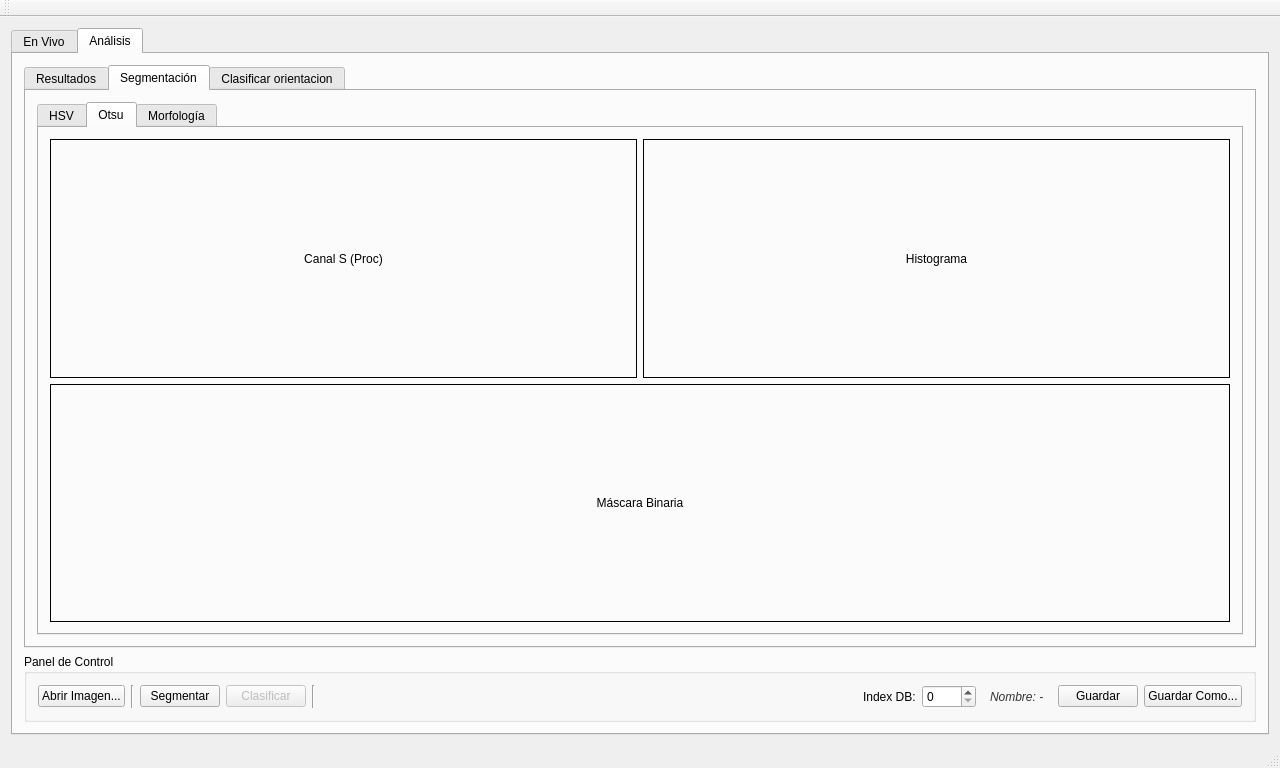
First picture: the form in ProyectoPSM/ProyectoPSM/ProyectoPSM.ui, repository jlacostaarpide/Proyecto_Vision_Artificial, before the edit.
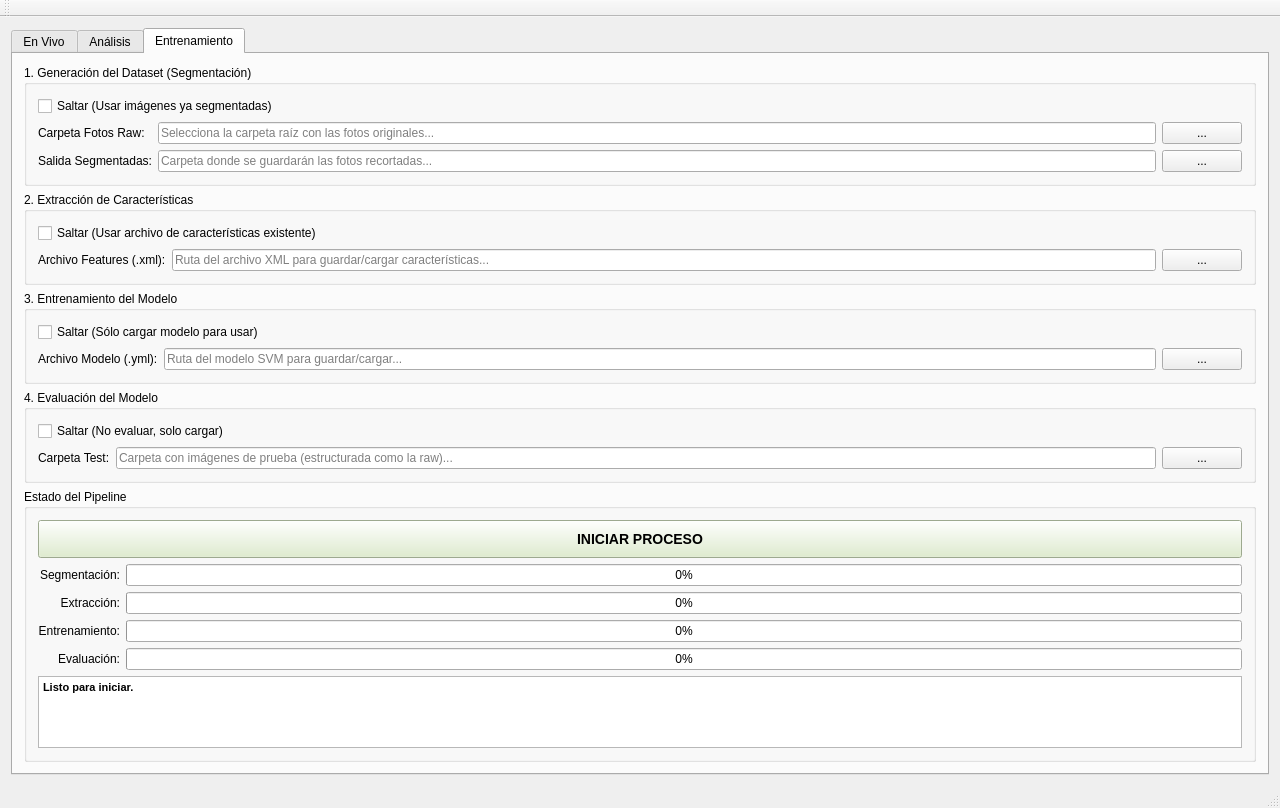
Second picture: the form after the edit.

Commit message: Nueva interfaz para entrenamiento (solo UI)

```diff
--- a/ProyectoPSM/ProyectoPSM/ProyectoPSM.ui
+++ b/ProyectoPSM/ProyectoPSM/ProyectoPSM.ui
@@ -18,7 +18,7 @@
     <item>
      <widget class="QTabWidget" name="tabWidget">
       <property name="currentIndex">
-       <number>1</number>
+       <number>2</number>
       </property>
       <widget class="QWidget" name="tabLive">
        <attribute name="title">
@@ -820,6 +820,290 @@
         </item>
        </layout>
       </widget>
+      <widget class="QWidget" name="tabTraining">
+       <attribute name="title">
+        <string>Entrenamiento</string>
+       </attribute>
+       <layout class="QVBoxLayout" name="verticalLayout_Training">
+        <item>
+         <widget class="QGroupBox" name="groupTrainSeg">
+          <property name="title">
+           <string>1. Generación del Dataset (Segmentación)</string>
+          </property>
+          <layout class="QGridLayout" name="gridTrainSeg">
+           <item row="0" column="0" colspan="3">
+            <widget class="QCheckBox" name="chkSkipSeg">
+             <property name="text">
+              <string>Saltar (Usar imágenes ya segmentadas)</string>
+             </property>
+            </widget>
+           </item>
+           <item row="1" column="0">
+            <widget class="QLabel" name="label_1">
+             <property name="text">
+              <string>Carpeta Fotos Raw:</string>
+             </property>
+            </widget>
+           </item>
+           <item row="1" column="1">
+            <widget class="QLineEdit" name="txtPathRaw">
+             <property name="placeholderText">
+              <string>Selecciona la carpeta raíz con las fotos originales...</string>
+             </property>
+            </widget>
+           </item>
+           <item row="1" column="2">
+            <widget class="QPushButton" name="btnBrowseRaw">
+             <property name="text">
+              <string>...</string>
+             </property>
+            </widget>
+           </item>
+           <item row="2" column="0">
+            <widget class="QLabel" name="label_2">
+             <property name="text">
+              <string>Salida Segmentadas:</string>
+             </property>
+            </widget>
+           </item>
+           <item row="2" column="1">
+            <widget class="QLineEdit" name="txtPathSeg">
+             <property name="placeholderText">
+              <string>Carpeta donde se guardarán las fotos recortadas...</string>
+             </property>
+            </widget>
+           </item>
+           <item row="2" column="2">
+            <widget class="QPushButton" name="btnBrowseSeg">
+             <property name="text">
+              <string>...</string>
+             </property>
+            </widget>
+           </item>
+          </layout>
+         </widget>
+        </item>
+        <item>
+         <widget class="QGroupBox" name="groupTrainExtract">
+          <property name="title">
+           <string>2. Extracción de Características</string>
+          </property>
+          <layout class="QGridLayout" name="gridTrainExtract">
+           <item row="0" column="0" colspan="3">
+            <widget class="QCheckBox" name="chkSkipExtract">
+             <property name="text">
+              <string>Saltar (Usar archivo de características existente)</string>
+             </property>
+            </widget>
+           </item>
+           <item row="1" column="0">
+            <widget class="QLabel" name="label_3">
+             <property name="text">
+              <string>Archivo Features (.xml):</string>
+             </property>
+            </widget>
+           </item>
+           <item row="1" column="1">
+            <widget class="QLineEdit" name="txtPathFeatures">
+             <property name="placeholderText">
+              <string>Ruta del archivo XML para guardar/cargar características...</string>
+             </property>
+            </widget>
+           </item>
+           <item row="1" column="2">
+            <widget class="QPushButton" name="btnBrowseFeatures">
+             <property name="text">
+              <string>...</string>
+             </property>
+            </widget>
+           </item>
+          </layout>
+         </widget>
+        </item>
+        <item>
+         <widget class="QGroupBox" name="groupTrainModel">
+          <property name="title">
+           <string>3. Entrenamiento del Modelo</string>
+          </property>
+          <layout class="QGridLayout" name="gridTrainModel">
+           <item row="0" column="0" colspan="3">
+            <widget class="QCheckBox" name="chkSkipTrain">
+             <property name="text">
+              <string>Saltar (Sólo cargar modelo para usar)</string>
+             </property>
+            </widget>
+           </item>
+           <item row="1" column="0">
+            <widget class="QLabel" name="label_4">
+             <property name="text">
+              <string>Archivo Modelo (.yml):</string>
+             </property>
+            </widget>
+           </item>
+           <item row="1" column="1">
+            <widget class="QLineEdit" name="txtPathModel">
+             <property name="placeholderText">
+              <string>Ruta del modelo SVM para guardar/cargar...</string>
+             </property>
+            </widget>
+           </item>
+           <item row="1" column="2">
+            <widget class="QPushButton" name="btnBrowseModel">
+             <property name="text">
+              <string>...</string>
+             </property>
+            </widget>
+           </item>
+          </layout>
+         </widget>
+        </item>
+        <item>
+         <widget class="QGroupBox" name="groupTrainEval">
+          <property name="title">
+           <string>4. Evaluación del Modelo</string>
+          </property>
+          <layout class="QGridLayout" name="gridTrainEval">
+           <item row="0" column="0" colspan="3">
+            <widget class="QCheckBox" name="chkSkipEval">
+             <property name="text">
+              <string>Saltar (No evaluar, solo cargar)</string>
+             </property>
+            </widget>
+           </item>
+           <item row="1" column="0">
+            <widget class="QLabel" name="label_5">
+             <property name="text">
+              <string>Carpeta Test:</string>
+             </property>
+            </widget>
+           </item>
+           <item row="1" column="1">
+            <widget class="QLineEdit" name="txtPathTest">
+             <property name="placeholderText">
+              <string>Carpeta con imágenes de prueba (estructurada como la raw)...</string>
+             </property>
+            </widget>
+           </item>
+           <item row="1" column="2">
+            <widget class="QPushButton" name="btnBrowseTest">
+             <property name="text">
+              <string>...</string>
+             </property>
+            </widget>
+           </item>
+          </layout>
+         </widget>
+        </item>
+        <item>
+         <widget class="QGroupBox" name="groupStatus">
+          <property name="title">
+           <string>Estado del Pipeline</string>
+          </property>
+          <layout class="QVBoxLayout" name="verticalLayout_Status">
+           <item>
+            <widget class="QPushButton" name="btnStartTraining">
+             <property name="styleSheet">
+              <string>font-weight: bold; font-size: 14px; background-color: #dcedc8; padding: 10px;</string>
+             </property>
+             <property name="text">
+              <string>INICIAR PROCESO</string>
+             </property>
+            </widget>
+           </item>
+           <item>
+            <layout class="QGridLayout" name="gridProgress">
+             <item row="0" column="0">
+              <widget class="QLabel" name="lblProgSeg">
+               <property name="text">
+                <string>Segmentación:</string>
+               </property>
+               <property name="alignment">
+                <set>Qt::AlignmentFlag::AlignRight|Qt::AlignmentFlag::AlignTrailing|Qt::AlignmentFlag::AlignVCenter</set>
+               </property>
+              </widget>
+             </item>
+             <item row="0" column="1">
+              <widget class="QProgressBar" name="progressBarSeg">
+               <property name="value">
+                <number>0</number>
+               </property>
+              </widget>
+             </item>
+             <item row="1" column="0">
+              <widget class="QLabel" name="lblProgExtract">
+               <property name="text">
+                <string>Extracción:</string>
+               </property>
+               <property name="alignment">
+                <set>Qt::AlignmentFlag::AlignRight|Qt::AlignmentFlag::AlignTrailing|Qt::AlignmentFlag::AlignVCenter</set>
+               </property>
+              </widget>
+             </item>
+             <item row="1" column="1">
+              <widget class="QProgressBar" name="progressBarExtract">
+               <property name="value">
+                <number>0</number>
+               </property>
+              </widget>
+             </item>
+             <item row="2" column="0">
+              <widget class="QLabel" name="lblProgTrain">
+               <property name="text">
+                <string>Entrenamiento:</string>
+               </property>
+               <property name="alignment">
+                <set>Qt::AlignmentFlag::AlignRight|Qt::AlignmentFlag::AlignTrailing|Qt::AlignmentFlag::AlignVCenter</set>
+               </property>
+              </widget>
+             </item>
+             <item row="2" column="1">
+              <widget class="QProgressBar" name="progressBarTrain">
+               <property name="value">
+                <number>0</number>
+               </property>
+              </widget>
+             </item>
+             <item row="3" column="0">
+              <widget class="QLabel" name="lblProgEval">
+               <property name="text">
+                <string>Evaluación:</string>
+               </property>
+               <property name="alignment">
+                <set>Qt::AlignmentFlag::AlignRight|Qt::AlignmentFlag::AlignTrailing|Qt::AlignmentFlag::AlignVCenter</set>
+               </property>
+              </widget>
+             </item>
+             <item row="3" column="1">
+              <widget class="QProgressBar" name="progressBarEval">
+               <property name="value">
+                <number>0</number>
+               </property>
+              </widget>
+             </item>
+            </layout>
+           </item>
+           <item>
+            <widget class="QTextEdit" name="txtLogTrain">
+             <property name="readOnly">
+              <bool>true</bool>
+             </property>
+             <property name="html">
+              <string>&lt;!DOCTYPE HTML PUBLIC &quot;-//W3C//DTD HTML 4.0//EN&quot; &quot;http://www.w3.org/TR/REC-html40/strict.dtd&quot;&gt;
+&lt;html&gt;&lt;head&gt;&lt;meta name=&quot;qrichtext&quot; content=&quot;1&quot; /&gt;&lt;meta charset=&quot;utf-8&quot; /&gt;&lt;style type=&quot;text/css&quot;&gt;
+p, li { white-space: pre-wrap; }
+hr { height: 1px; border-width: 0; }
+li.unchecked::marker { content: &quot;\2610&quot;; }
+li.checked::marker { content: &quot;\2612&quot;; }
+&lt;/style&gt;&lt;/head&gt;&lt;body style=&quot; font-family:'Segoe UI'; font-size:9pt; font-weight:400; font-style:normal;&quot;&gt;
+&lt;p style=&quot; margin-top:0px; margin-bottom:0px; margin-left:0px; margin-right:0px; -qt-block-indent:0; text-indent:0px;&quot;&gt;&lt;span style=&quot; font-family:'MS Shell Dlg 2'; font-size:8.25pt; font-weight:600;&quot;&gt;Listo para iniciar.&lt;/span&gt;&lt;/p&gt;&lt;/body&gt;&lt;/html&gt;</string>
+             </property>
+            </widget>
+           </item>
+          </layout>
+         </widget>
+        </item>
+       </layout>
+      </widget>
      </widget>
     </item>
    </layout>
```
Left out of the diff: 2 changed lines with no effect on the pictures.
